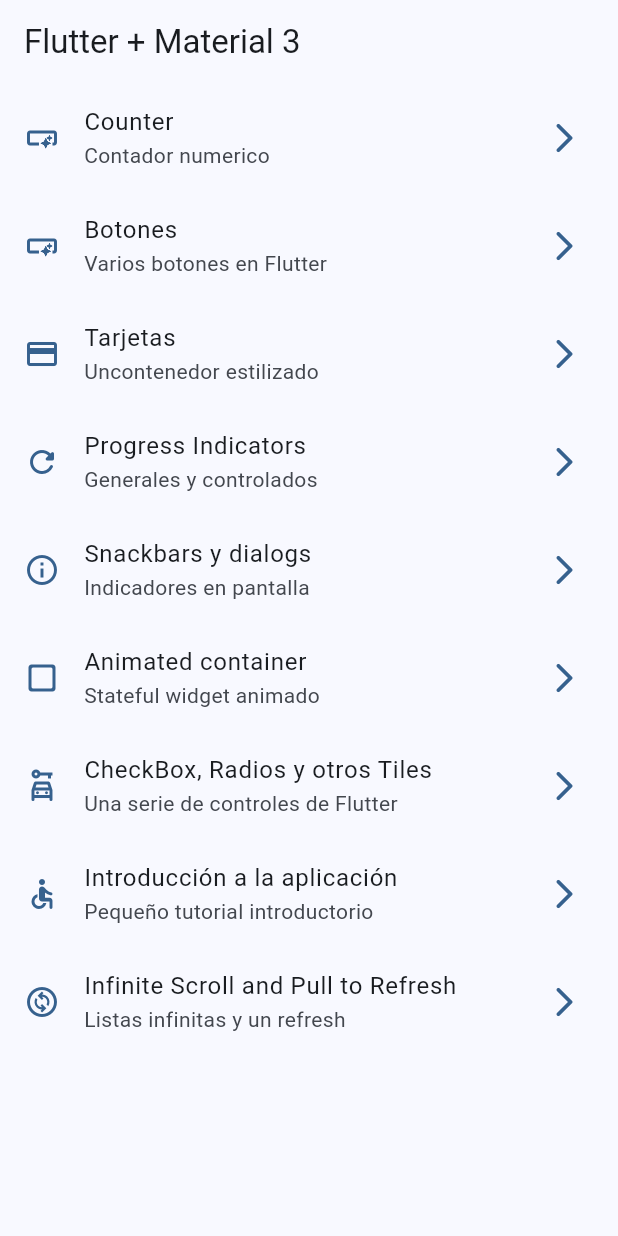
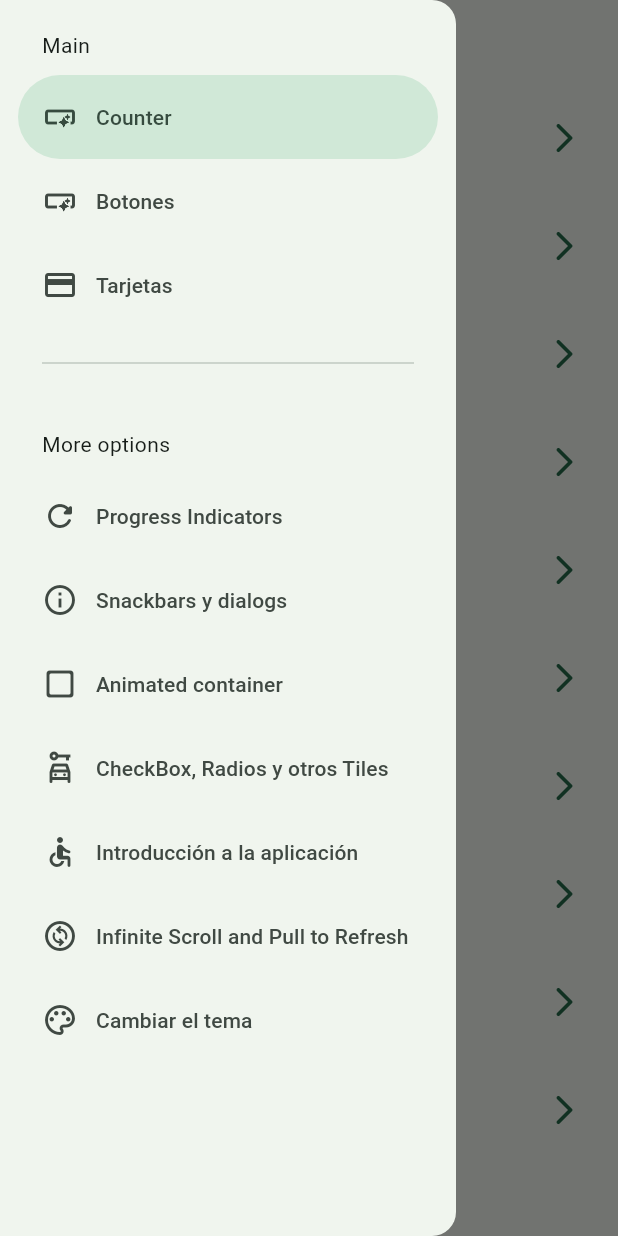
Before and after one commit to Guillermo-NH/widgets_app, a Flutter app: the screen it shows after launch, with the side drawer open (before the commit the screen has no drawer), on a phone screen of 412 x 824 dp. Run offline on Flutter 3.47's test engine with Material 2 defaults, Android fonts, the phone set to English and light mode, and no system bars; our stand-ins replace animate_do, flutter_riverpod, go_router.

```diff
--- a/lib/config/menu/menu_items.dart
+++ b/lib/config/menu/menu_items.dart
@@ -59,4 +59,9 @@ const appMenuItems = <MenuItem>[
       subTitle: 'Listas infinitas y un refresh ',
       link: '/infinite_scroll',
       icon: Icons.change_circle_outlined),
+  MenuItem(
+      title: 'Cambiar el tema',
+      subTitle: 'Cambiar el tema de la aplicacion ',
+      link: '/theme_changer',
+      icon: Icons.color_lens_outlined),
 ];
--- a/lib/config/router/app_router.dart
+++ b/lib/config/router/app_router.dart
@@ -1,4 +1,5 @@
 import 'package:go_router/go_router.dart';
+
 import 'package:widgets_app/presentation/screens/screen.dart';
 
 // GoRouter configuration
@@ -50,5 +51,15 @@ final appRouter = GoRouter(
       name: UiControlsScreen.name,
       builder: (context, state) => const UiControlsScreen(),
     ),
+    GoRoute(
+      path: '/counter_screen',
+      name: CounterScreen.name,
+      builder: (context, state) => const CounterScreen(),
+    ),
+    GoRoute(
+      path: '/theme_changer',
+      name: ThemeChangerScreen.name,
+      builder: (context, state) => const ThemeChangerScreen(),
+    ),
   ],
 );
--- a/lib/config/theme/app_theme.dart
+++ b/lib/config/theme/app_theme.dart
@@ -20,14 +20,16 @@ const colorList = <Color>[
 
 class AppTheme {
   final int selectedColor;
+  final bool isDarkode;
 
-  AppTheme({this.selectedColor = 0})
+  AppTheme({this.selectedColor = 0, this.isDarkode = false})
       : assert(selectedColor >= 0, 'Selected color must be greater then 0'),
         assert(selectedColor < colorList.length,
             'Selected color must be less or equals than ${colorList.length - 1}');
 
   ThemeData getThema() => ThemeData(
-        useMaterial3: true,
-        colorSchemeSeed: colorList[selectedColor],
-      );
+      useMaterial3: true,
+      brightness: isDarkode ? Brightness.dark : Brightness.light,
+      colorSchemeSeed: colorList[selectedColor],
+      appBarTheme: const AppBarTheme(centerTitle: false));
 }
--- a/lib/main.dart
+++ b/lib/main.dart
@@ -2,19 +2,23 @@ import 'package:flutter/material.dart';
 import 'package:flutter_riverpod/flutter_riverpod.dart';
 import 'package:widgets_app/config/router/app_router.dart';
 import 'package:widgets_app/config/theme/app_theme.dart';
+import 'package:widgets_app/presentation/providers/theme_provider.dart';
 
 void main() => runApp(const ProviderScope(child: MyApp()));
 
-class MyApp extends StatelessWidget {
+class MyApp extends ConsumerWidget {
   const MyApp({super.key});
 
   @override
-  Widget build(BuildContext context) {
+  Widget build(BuildContext context, ref) {
+    final isDarkmode = ref.watch(isDartmodeProvider);
+    final colorIndex = ref.watch(selectedcolorProvider);
     return MaterialApp.router(
       routerConfig: appRouter,
       title: 'Widgets App',
       debugShowCheckedModeBanner: false,
-      theme: AppTheme(selectedColor: 1).getThema(),
+      theme:
+          AppTheme(selectedColor: colorIndex, isDarkode: isDarkmode).getThema(),
     );
   }
 }
--- /dev/null
+++ b/lib/presentation/providers/counter_provider.dart
@@ -0,0 +1,3 @@
+import 'package:flutter_riverpod/flutter_riverpod.dart';
+
+final counterProvider = StateProvider<int>((ref) => 5);
--- /dev/null
+++ b/lib/presentation/providers/theme_provider.dart
@@ -0,0 +1,12 @@
+import 'package:flutter_riverpod/flutter_riverpod.dart';
+
+import '../../config/theme/app_theme.dart';
+
+// Un simple boolean
+final isDartmodeProvider = StateProvider<bool>((ref) => false);
+
+// Listado de colores inmutables
+final colorListProviders = StateProvider((ref) => colorList);
+
+// Un simple inte
+final selectedcolorProvider = StateProvider((ref) => 0);
--- a/lib/presentation/screens/home/home_screen.dart
+++ b/lib/presentation/screens/home/home_screen.dart
@@ -2,6 +2,7 @@ import 'package:flutter/material.dart';
 import 'package:go_router/go_router.dart';
 
 import 'package:widgets_app/config/menu/menu_items.dart';
+import 'package:widgets_app/presentation/widgets/side_menu.dart';
 
 class HomeScreen extends StatelessWidget {
   const HomeScreen({super.key});
@@ -10,11 +11,14 @@ class HomeScreen extends StatelessWidget {
 
   @override
   Widget build(BuildContext context) {
+    final scaffoldKey = GlobalKey<ScaffoldState>();
     return Scaffold(
+      key: scaffoldKey,
       appBar: AppBar(
         title: const Text('Flutter + Material 3'),
       ),
       body: const _HomeView(),
+      drawer: SideMenu(scaffoldKey: scaffoldKey),
     );
   }
 }
--- a/lib/presentation/screens/screen.dart
+++ b/lib/presentation/screens/screen.dart
@@ -1,9 +1,11 @@
+export 'package:widgets_app/presentation/screens/animated/animated_screen.dart';
+export 'package:widgets_app/presentation/screens/app_tutorial/app_tutorial_screen.dart';
+export 'package:widgets_app/presentation/screens/buttons/buttons_screen.dart';
+export 'package:widgets_app/presentation/screens/cards/cards_screen.dart';
+export 'package:widgets_app/presentation/screens/counter/counter_screen.dart';
 export 'package:widgets_app/presentation/screens/home/home_screen.dart';
-export 'package:widgets_app/presentation/screens/cards/cards_screen.dart';
-export 'package:widgets_app/presentation/screens/buttons/buttons_screen.dart';
-export 'package:widgets_app/presentation/screens/animated/animated_screen.dart';
+export 'package:widgets_app/presentation/screens/infinite_scroll/infinite_scroll_screen.dart';
 export 'package:widgets_app/presentation/screens/progress/progress_screen.dart';
 export 'package:widgets_app/presentation/screens/snackbar/snackbar_screen.dart';
+export 'package:widgets_app/presentation/screens/theme_changer/theme_changer_screen.dart';
 export 'package:widgets_app/presentation/screens/ui_controls/ui_controls_screen.dart';
-export 'package:widgets_app/presentation/screens/app_tutorial/app_tutorial_screen.dart';
-export 'package:widgets_app/presentation/screens/infinite_scroll/infinite_scroll_screen.dart';
--- a/pubspec.yaml
+++ b/pubspec.yaml
@@ -20,6 +20,7 @@ version: 1.0.0+1
 
 environment:
   sdk: '>=3.0.2 <4.0.0'
+  flutter: 3.10.2
 
 # Dependencies specify other packages that your package needs in order to work.
 # To automatically upgrade your package dependencies to the latest versions
@@ -32,6 +33,7 @@ dependencies:
   cupertino_icons: ^1.0.2
   flutter:
     sdk: flutter
+  flutter_riverpod: ^2.3.6
   go_router: ^8.0.0
 
 dev_dependencies:
```
Also changed, not shown: lib/presentation/screens/counter/counter_screen.dart (added, +40 -0 lines), lib/presentation/screens/theme_changer/theme_changer_screen.dart (added, +55 -0 lines), pubspec.lock.
